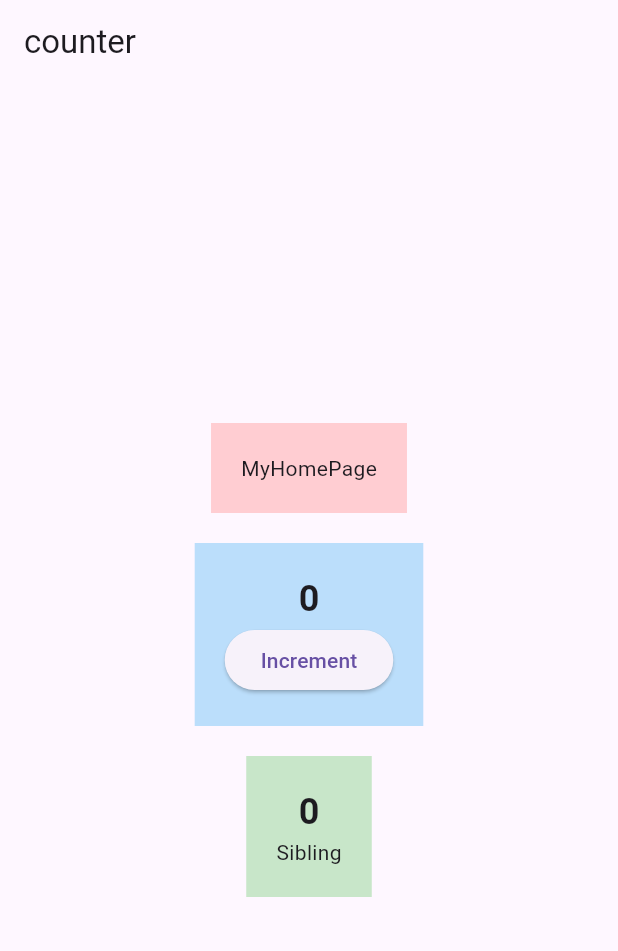
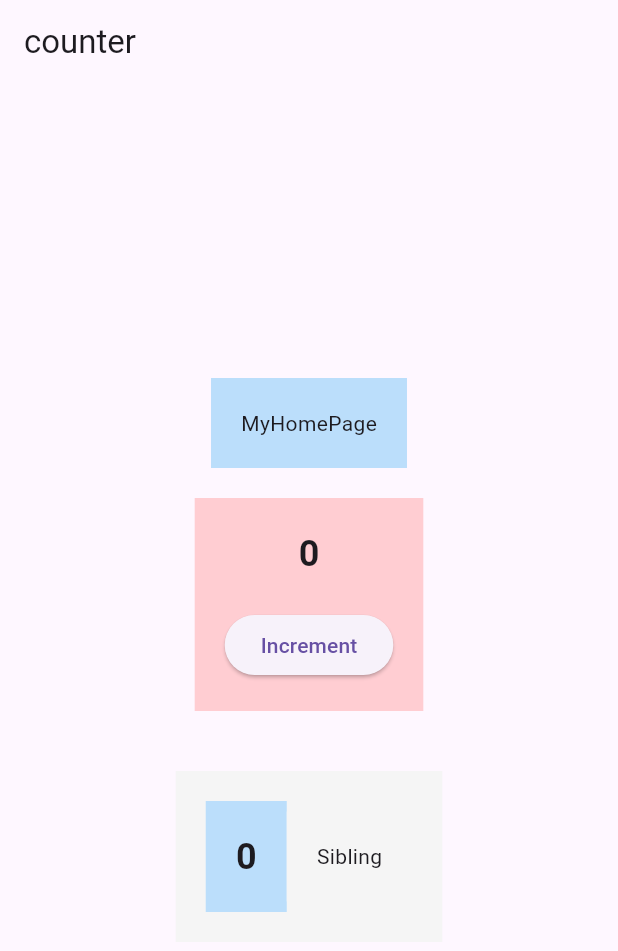
Before and after one commit to hyeonjoonpark/Flutter_State_Management_Provider_EXAMPLE, a Flutter app: the screen it shows after launch, on a phone screen of 412 x 824 dp. Shown: the top 951 px of the screen. Run offline on Flutter 3.47's test engine with Material 3 defaults, Android fonts, the phone set to English and light mode, and no system bars.

Commit message:
provider

```diff
--- a/provider_ex_01/lib/components/counter.dart
+++ b/provider_ex_01/lib/components/counter.dart
@@ -1,24 +1,66 @@
 import 'package:flutter/material.dart';
 
 class CounterA extends StatelessWidget {
-  const CounterA({Key? key}) : super(key: key);
-
+  final int counter;
+  final void Function() increment;
+  const CounterA({
+    Key? key,
+    required this.counter,
+    required this.increment,
+  }) : super(key: key);
   @override
   Widget build(BuildContext context) {
     return Container(
       color: Colors.red[100],
       padding: const EdgeInsets.all(20.0),
-      child: const Column(
+      child: Column(
         children: [
-          Text('MyHomePage'),
+          Text(
+            "$counter",
+            style: TextStyle(fontSize: 24, fontWeight: FontWeight.bold),
+          ),
+          SizedBox(height: 20),
+          ElevatedButton(
+            onPressed: increment,
+            child: Text('Increment'),
+          ),
         ],
       ),
     );
   }
 }
 
-class CounterB extends StatelessWidget {
-  const CounterB({Key? key}) : super(key: key);
+class Middle extends StatelessWidget {
+  final int counter;
+  const Middle({
+    Key? key,
+    required this.counter,
+  }) : super(key: key);
+  @override
+  Widget build(BuildContext context) {
+    return Container(
+      color: Colors.grey[100],
+      padding: const EdgeInsets.all(20.0),
+      child: Row(
+        mainAxisAlignment: MainAxisAlignment.center,
+        mainAxisSize: MainAxisSize.min,
+        children: [
+          ContainerB(
+            counter: counter, // parent에서 받아서 전달만 하는 목적
+          ),
+          Sibling()
+        ],
+      ),
+    );
+  }
+}
+
+class ContainerB extends StatelessWidget {
+  final int counter;
+  const ContainerB({
+    Key? key,
+    required this.counter,
+  }) : super(key: key);
 
   @override
   Widget build(BuildContext context) {
@@ -28,15 +70,11 @@ class CounterB extends StatelessWidget {
       child: Column(
         children: [
           Text(
-            '0',
+            '$counter',
             style: TextStyle(
               fontSize: 24,
               fontWeight: FontWeight.bold,
             ),
-          ),
-          ElevatedButton(
-            onPressed: () {},
-            child: const Text('Increment'),
           ),
         ],
       ),
@@ -50,18 +88,11 @@ class Sibling extends StatelessWidget {
   @override
   Widget build(BuildContext context) {
     return Container(
-      color: Colors.green[100],
+      color: Colors.grey[100],
       padding: const EdgeInsets.all(20.0),
       child: Column(
         children: [
-          Text(
-            '0',
-            style: TextStyle(
-              fontSize: 24,
-              fontWeight: FontWeight.bold,
-            ),
-          ),
-          Text('Sibling'),
+          const Text("Sibling"),
         ],
       ),
     );
--- a/provider_ex_01/lib/main.dart
+++ b/provider_ex_01/lib/main.dart
@@ -41,15 +41,22 @@ class _MyHomePageState extends State<MyHomePage> {
       appBar: AppBar(
         title: const Text("counter"),
       ),
-      body: const Center(
+      body: Center(
         child: Column(
           mainAxisAlignment: MainAxisAlignment.center,
           children: <Widget>[
-            CounterA(),
+            Container(
+              color: Colors.blue[100],
+              padding: const EdgeInsets.all(20.0),
+              child: Text("MyHomePage"),
+            ),
             SizedBox(height: 20),
-            CounterB(),
-            SizedBox(height: 20),
-            Sibling(),
+            CounterA(counter: counter, increment: increment),
+            const SizedBox(height: 20),
+            const SizedBox(height: 20),
+            Middle(
+              counter: counter,
+            ),
           ],
         ),
       ),
```
Also changed, not shown: 1 other file.
